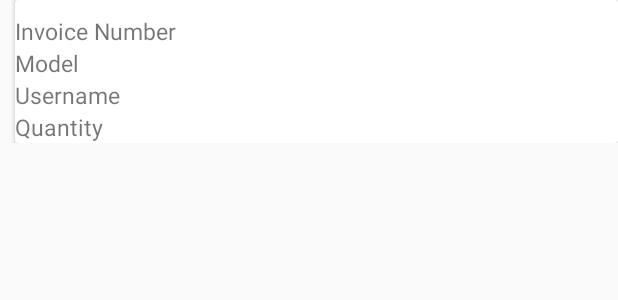
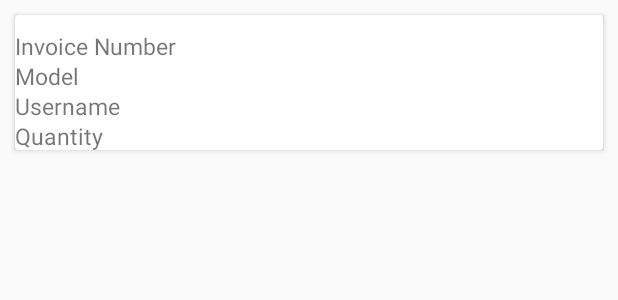
Before and after one commit to theamritanair/Applications, an Android app: the layout activity_sales.xml on its own in the app's theme, with its tools: preview values and no code run, on a phone screen of 412 x 824 dp. Shown: the top 300 px of the screen. Run offline under Robolectric (Android 15) with nearby library versions, the phone set to English and light mode, and no system bars.

Commit message:
Shop Kart

```diff
--- a/ShopKart/app/src/main/java/com/example/android/shopkart/Api.java
+++ b/ShopKart/app/src/main/java/com/example/android/shopkart/Api.java
@@ -18,8 +18,8 @@ public interface Api {
     Call<List<Phone>> getPhone(
             @Query("manufacturer") String manufacturer,
             @Query("model") String model,
-            @Query("min-price") String minPrice,
-            @Query("max-price") String maxPrice
+            @Query("min-price") Integer minPrice,
+            @Query("max-price") Integer maxPrice
     );
 
     @GET("buy")
--- a/ShopKart/app/src/main/java/com/example/android/shopkart/SalesActivity.java
+++ b/ShopKart/app/src/main/java/com/example/android/shopkart/SalesActivity.java
@@ -29,7 +29,9 @@ public class SalesActivity extends AppCompatActivity {
     @Override
     protected void onCreate(Bundle savedInstanceState) {
         super.onCreate(savedInstanceState);
-        setContentView(R.layout.activity_sales);
+        setContentView(R.layout.layout_sales);
+
+
         recycler = findViewById(R.id.recyclerSales);
         layoutManager=new LinearLayoutManager(getApplicationContext());
         recycler.setLayoutManager(layoutManager);
--- a/ShopKart/app/src/main/res/layout/activity_sales.xml
+++ b/ShopKart/app/src/main/res/layout/activity_sales.xml
@@ -10,7 +10,7 @@
     <android.support.v7.widget.CardView
         android:layout_width="match_parent"
         android:layout_height="wrap_content"
-        android:layout_marginLeft="10dp"
+        android:layout_margin="10dp"
         android:id="@+id/salesCard"
         >
 
@@ -20,7 +20,7 @@
             android:orientation="vertical">
             <TextView
                 android:layout_width="match_parent"
-                android:layout_height="wrap_content"
+                android:layout_height="20dp"
                 android:layout_gravity="left"
                 android:layout_marginTop="10dp"
                 android:id="@+id/invoice"
@@ -29,7 +29,7 @@
 
             <TextView
                 android:layout_width="match_parent"
-                android:layout_height="wrap_content"
+                android:layout_height="20dp"
                 android:layout_gravity="left"
                 android:id="@+id/modelSales"
                 android:textSize="15sp"
@@ -37,7 +37,7 @@
 
             <TextView
                 android:layout_width="match_parent"
-                android:layout_height="wrap_content"
+                android:layout_height="20dp"
                 android:layout_gravity="left"
                android:id="@+id/usernamesales"
                 android:textSize="15sp"
@@ -45,7 +45,7 @@
 
             <TextView
                 android:layout_width="match_parent"
-                android:layout_height="wrap_content"
+                android:layout_height="20dp"
                 android:layout_gravity="left"
                 android:textSize="15sp"
                 android:id="@+id/quantity"
```
Also changed, not shown: ShopKart/app/src/main/java/com/example/android/shopkart/MainActivity.java (+21 -19 lines), ShopKart/app/src/main/java/com/example/android/shopkart/SalesAdapter.java (+4 -4 lines), ShopKart/app/src/main/java/com/example/android/shopkart/SearchActivity.java (+19 -13 lines).
